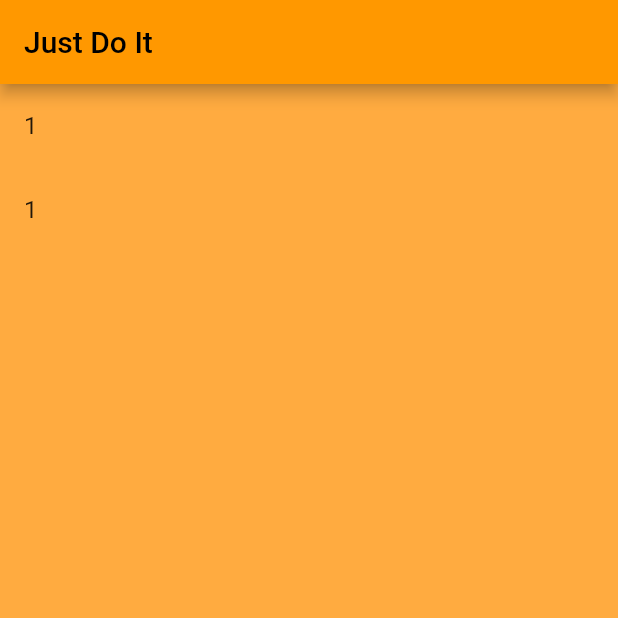
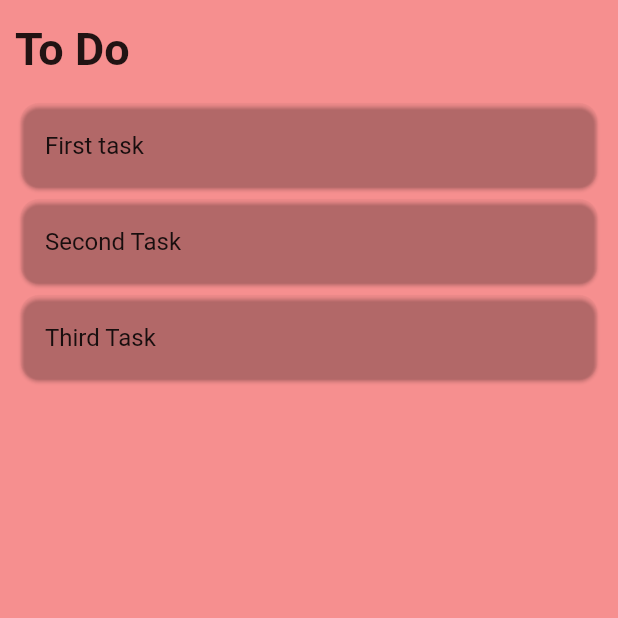
Before and after one commit to BushuevMaximFIT-211/ToDo-List, a Flutter app: the screen it shows after launch, on a phone screen of 412 x 824 dp, the top half of it. Run offline on Flutter 3.47's test engine with Material 2 defaults, Android fonts, the phone set to English and light mode, and no system bars.

Commit message:
add pageview

```diff
--- a/lib/main.dart
+++ b/lib/main.dart
@@ -1,5 +1,6 @@
 import 'package:flutter/material.dart';
-import 'package:todo_list/screens/task_list_screen.dart';
+
+import 'screens/main_screen.dart';
 
 void main() {
   runApp(const MyApp());
@@ -17,7 +18,7 @@ class MyApp extends StatelessWidget {
         primarySwatch: Colors.orange,
         primaryColor: Colors.orangeAccent
       ),
-      home:  TaskListScreen(),
+      home:  const ToDoListScreen(),
     );
   }
 }
--- /dev/null
+++ b/lib/screens/main_screen.dart
@@ -0,0 +1,11 @@
+import 'package:flutter/material.dart';
+import 'package:todo_list/screens/task_list_screen.dart';
+
+class ToDoListScreen extends StatelessWidget {
+  const ToDoListScreen({super.key});
+
+  @override
+  Widget build(BuildContext context) {
+    return PageView(children: [TaskListScreen(), TaskListScreen()],);
+  }
+}
--- /dev/null
+++ b/lib/screens/task_card.dart
@@ -0,0 +1,11 @@
+import 'package:flutter/material.dart';
+
+class TaskCard extends StatelessWidget {
+  final String taskString;
+  const TaskCard({super.key, required this.taskString});
+
+  @override
+  Widget build(BuildContext context) {
+    return  Card( color: const Color.fromRGBO(222, 168, 81, 0), shape: RoundedRectangleBorder(borderRadius: BorderRadius.circular(12)) ,child: ListTile( title: Text(taskString),  ));
+  }
+}
--- a/lib/screens/task_list_screen.dart
+++ b/lib/screens/task_list_screen.dart
@@ -1,11 +1,35 @@
 import 'package:flutter/material.dart';
+import 'package:todo_list/screens/task_card.dart';
+import 'package:todo_list/task_repository/task_repository_impl.dart';
 
 class TaskListScreen extends StatelessWidget {
    TaskListScreen({super.key});
-  final list = <Widget>[ListTile(title: Text("1")),ListTile(title: Text("1"))];
+  final List<TaskCard>list = TaskRepositoryImpl.getTasksDefault().map((e) => TaskCard(taskString: e)).toList();
+
   @override
   Widget build(BuildContext context) {
-    return Scaffold(appBar: AppBar(title: const Text("Just Do It"),), backgroundColor: Theme.of(context).primaryColor,
-    body: ListView(children: list,));
+    return  Scaffold( backgroundColor: const Color.fromARGB(255, 246, 143, 143),
+     body: SafeArea(child: Padding(
+       padding: const EdgeInsets.symmetric(horizontal: 10),
+       child: Column(
+        crossAxisAlignment: CrossAxisAlignment.start,
+         children: [
+
+          const Padding(
+            padding: EdgeInsets.symmetric(vertical: 15.0),
+            child: Text("To Do",  style: TextStyle(fontSize: 30, fontWeight: FontWeight.w700,)),
+          ),
+
+           Expanded(child: ListView.builder(itemCount: list.length,
+
+            itemBuilder: (BuildContext context, int index) {
+            return Dismissible(key: ValueKey<TaskCard>(list[index]),
+            direction: DismissDirection.startToEnd,onDismissed: (direction) {
+              list.removeAt(index);
+            }, child: list[index],);
+            },)),
+         ],
+       ),
+     )));
   }
 }
--- a/lib/task_repository/task_repository_impl.dart
+++ b/lib/task_repository/task_repository_impl.dart
@@ -1,8 +1,14 @@
+
 import 'task_repository.dart';
 
 abstract class TaskRepositoryImpl implements TaskRepository
 {
+  @override
   Future<void> getTasks();
-
+  static List<String> getTasksDefault()
+  {
+    return <String>['First task', 'Second Task', 'Third Task'];
+  }
+  @override
   Future<void> saveTasks(Iterable<String> arrayTask);
 }
```
